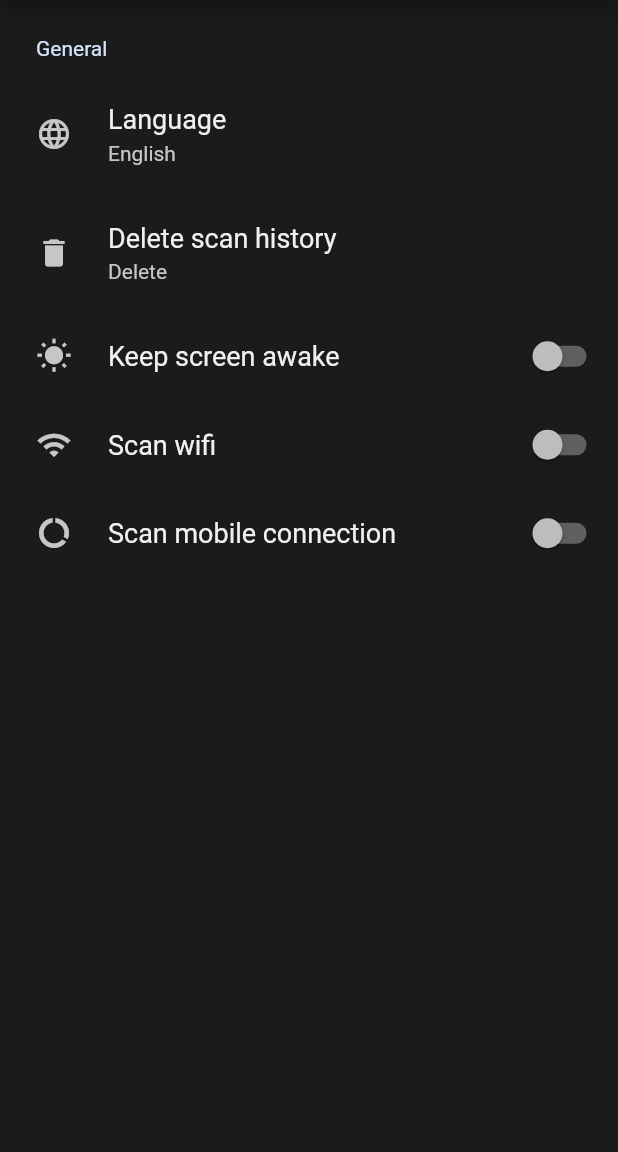
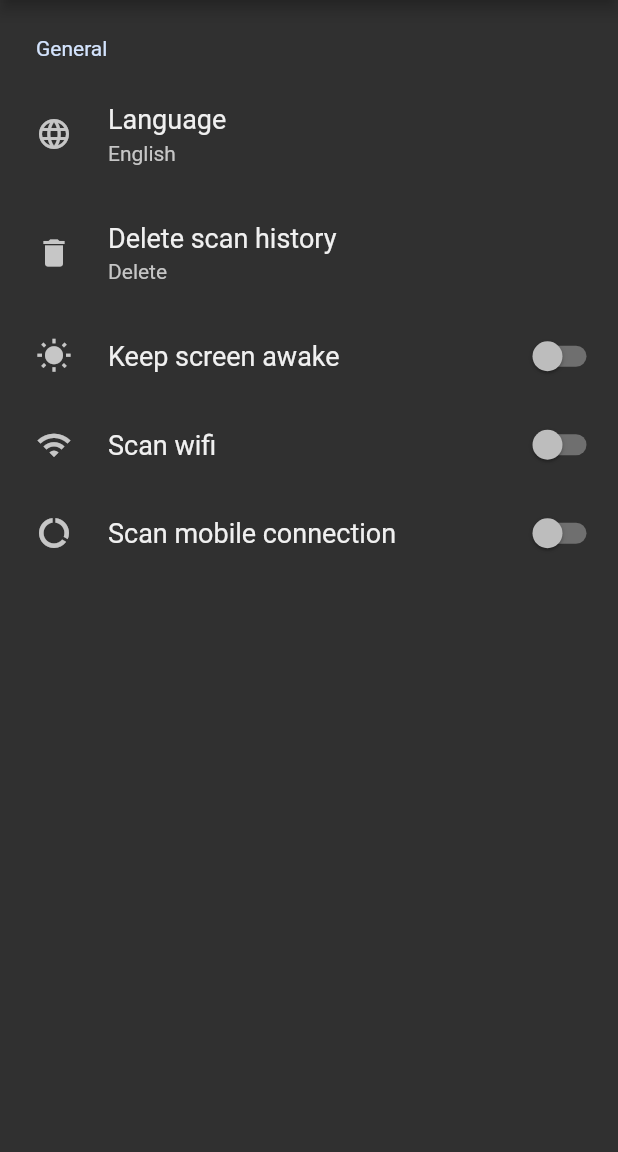
Before and after one commit to NotWorthIt/BetterWifi, a Flutter app: the screen it shows after launch, in the side drawer, after a tap on "Settings", on a phone screen of 412 x 824 dp, the part 84-1236 px from its top. Run offline on Flutter 3.47's test engine with Material 2 defaults, Android fonts, the phone set to English and light mode, and no system bars; drawn by our look-alikes of settings_ui; our stand-ins replace flutter_compass, logger, permission_handler, shared_preferences, wakelock; missing offline and left inert: interpolate, wifi_info_plugin.

Commit message:
fixed SettingsPage.dart background

```diff
--- a/lib/SettingsPage.dart
+++ b/lib/SettingsPage.dart
@@ -55,6 +55,7 @@ class _SettingsPage extends State<SettingsPage> {
       drawer: SideDrawer(),
       body: Center(
           child: SettingsList(
+            backgroundColor: Colors.grey[850],
         sections: [
           SettingsSection(
             title: 'General',
```
